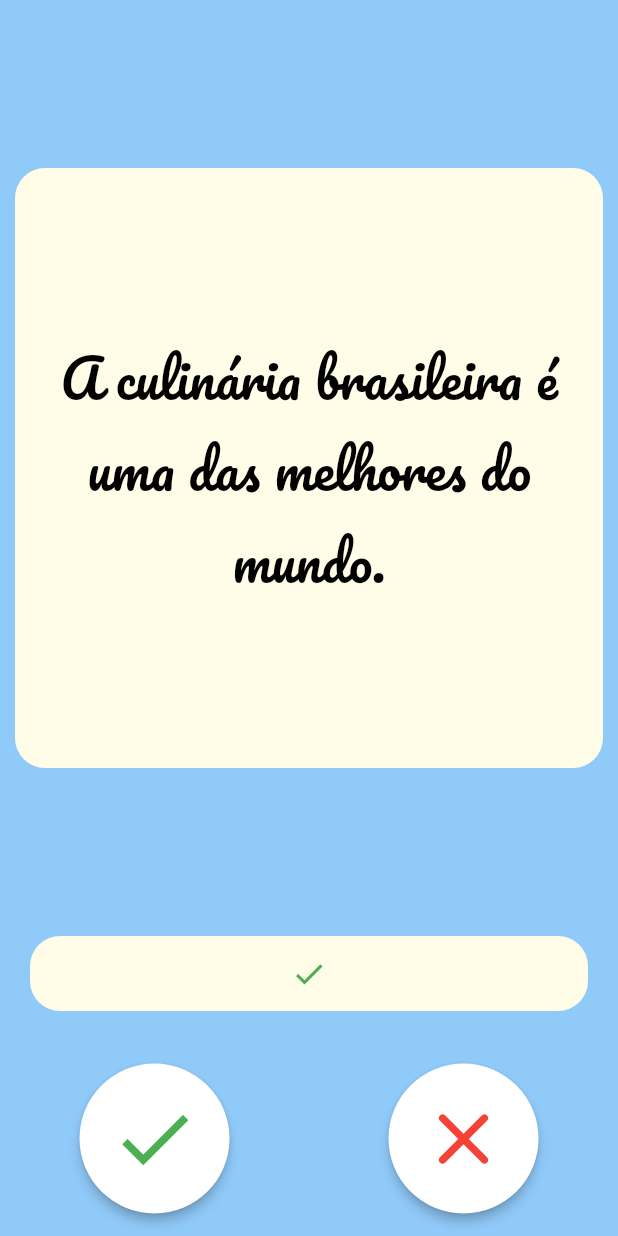
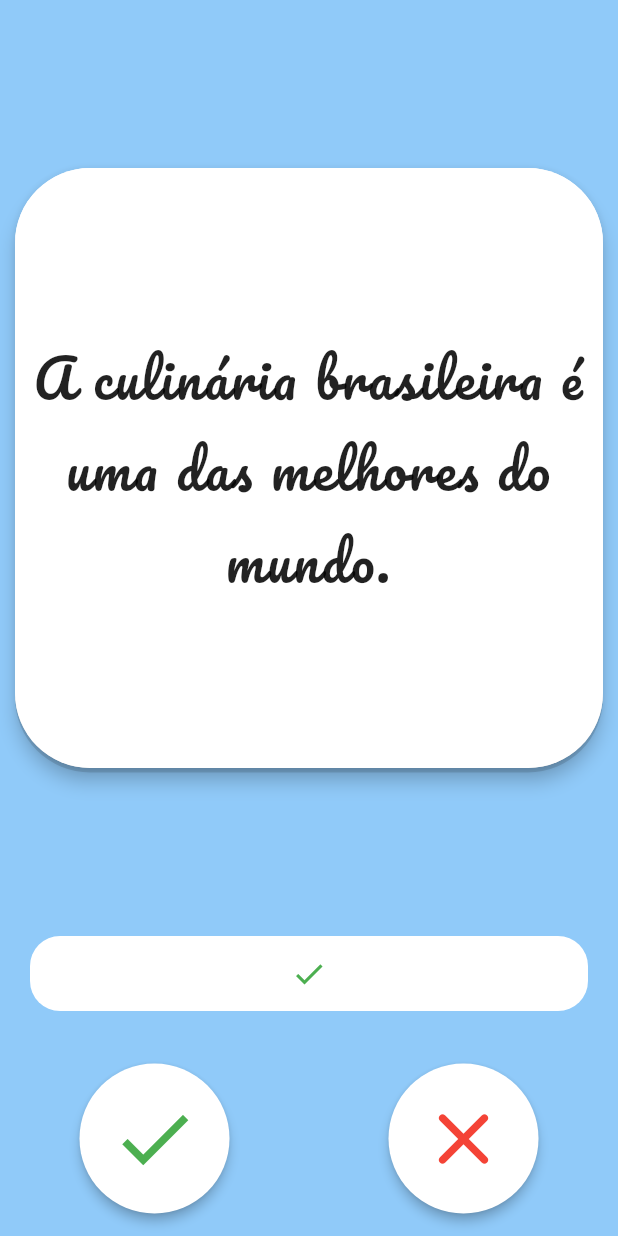
Before and after one commit to e-medeiros1/quiz_game, a Flutter app: the screen it shows after launch, after a tap on the "check" icon, on a phone screen of 412 x 824 dp. Run offline on Flutter 3.47's test engine with Material 2 defaults, Android fonts, the phone set to English and light mode, and no system bars; our stand-ins replace animated_splash_screen, rflutter_alert.

Commit message:
Added splash page with package and minor fix

```diff
--- a/lib/main.dart
+++ b/lib/main.dart
@@ -1,6 +1,6 @@
+import 'package:animated_splash_screen/animated_splash_screen.dart';
 import 'package:flutter/material.dart';
 import 'package:marimba/screens/quiz_app.dart';
-
 
 main() {
   runApp(const MyApp());
@@ -11,9 +11,15 @@ class MyApp extends StatelessWidget {
 
   @override
   Widget build(BuildContext context) {
-    return const  MaterialApp(
+    return MaterialApp(
       debugShowCheckedModeBanner: false,
-      home: QuizPage(),
+      title: 'Quiz App',
+      home: AnimatedSplashScreen(
+          duration: 1000,
+          splash: 'assets/images/icon.png',
+          nextScreen: const QuizPage(),
+          splashTransition: SplashTransition.rotationTransition,
+          backgroundColor: Colors.white),
     );
   }
 }
--- a/lib/models/helper.dart
+++ b/lib/models/helper.dart
@@ -60,18 +60,11 @@ class Helper {
     }
   }
 
-  limpaQuestionario() {
-    if (_numeroDasPerguntas > _allQuestions.length) {
-      _numeroDasPerguntas = 0;
-      _allQuestions.clear;
-    }
-  }
-
   int get numeroDasPerguntas {
     return _numeroDasPerguntas;
   }
 
-   set setNumeroDasPerguntas(int zeraQuestionario) {
+  set setNumeroDasPerguntas(int zeraQuestionario) {
     _numeroDasPerguntas = 0;
   }
 }
--- a/lib/screens/quiz_app.dart
+++ b/lib/screens/quiz_app.dart
@@ -14,14 +14,12 @@ class _QuizPageState extends State<QuizPage> {
   Helper helper = Helper();
   List<Widget> marcaPontos = [];
 
-  limpa() {}
-
   alert() {
     Alert(
       context: context,
       type: AlertType.success,
-      title: "PARABÉNS",
-      desc: "Parabéns por concluir nosso jogo",
+      title: "PARABÉNS!!!",
+      desc: "Obrigado por concluir nosso jogo",
       buttons: [
         DialogButton(
           onPressed: () {
@@ -58,7 +56,7 @@ class _QuizPageState extends State<QuizPage> {
         ));
         helper.proximaPergunta();
       }
-      if (helper.numeroDasPerguntas >= 12) {
+      if (marcaPontos.length == 13) {
         alert();
         return;
       }
@@ -67,7 +65,8 @@ class _QuizPageState extends State<QuizPage> {
 
   @override
   Widget build(BuildContext context) {
-    return Scaffold(
+    return SafeArea(
+      child: Scaffold(
         backgroundColor: Colors.blue.shade200,
         body: Column(
           mainAxisAlignment: MainAxisAlignment.center,
@@ -78,10 +77,21 @@ class _QuizPageState extends State<QuizPage> {
               child: Padding(
                 padding: const EdgeInsets.all(10.0),
                 child: Center(
+                  child: Material(
+                    borderRadius: BorderRadius.circular(50),
+                    // color: Colors.white,
+                    elevation: 5,
                     child: Container(
                       decoration: BoxDecoration(
-                    borderRadius: BorderRadius.circular(20),
-                    color: Colors.yellow.shade50,
+                        borderRadius: BorderRadius.circular(50),
+                        color: Colors.white,
+                        boxShadow: const [
+                          BoxShadow(
+                            color: Colors.black12,
+                            offset: Offset(0.0, 3.0),
+                            blurStyle: BlurStyle.outer,
+                          ),
+                        ],
                       ),
                       height: 400,
                       child: Center(
@@ -91,7 +101,10 @@ class _QuizPageState extends State<QuizPage> {
                           style: const TextStyle(
                             fontFamily: 'Pacifico',
                             fontSize: 35,
-                        color: Colors.black,
+                            fontWeight: FontWeight.w400,
+                            letterSpacing: 1.5,
+                            color: Colors.black87,
+                          ),
                         ),
                       ),
                     ),
@@ -104,7 +117,7 @@ class _QuizPageState extends State<QuizPage> {
               child: ClipRRect(
                 borderRadius: BorderRadius.circular(20),
                 child: Container(
-                color: Colors.yellow.shade50,
+                  color: Colors.white,
                   height: 50,
                   width: 400,
                   child: Row(
@@ -125,6 +138,7 @@ class _QuizPageState extends State<QuizPage> {
                       height: 100,
                       width: 100,
                       child: FloatingActionButton(
+                        splashColor: Colors.green.shade200,
                         elevation: 3,
                         isExtended: true,
                         backgroundColor: Colors.white,
@@ -145,6 +159,7 @@ class _QuizPageState extends State<QuizPage> {
                       height: 100,
                       width: 100,
                       child: FloatingActionButton(
+                        splashColor: Colors.red.shade200,
                         elevation: 3,
                         backgroundColor: Colors.white,
                         onPressed: () => confereResposta(false),
@@ -161,6 +176,7 @@ class _QuizPageState extends State<QuizPage> {
             ),
           ],
         ),
+      ),
     );
   }
 }
--- a/pubspec.yaml
+++ b/pubspec.yaml
@@ -36,6 +36,7 @@ dependencies:
   cupertino_icons: ^1.0.2
   rflutter_alert: ^2.0.4
   flip_card: ^0.6.0
+  animated_splash_screen: ^1.3.0
 
 dev_dependencies:
   flutter_test:
```
Also changed, not shown: pubspec.lock. Lines whose indentation alone changed are shown as unchanged.
